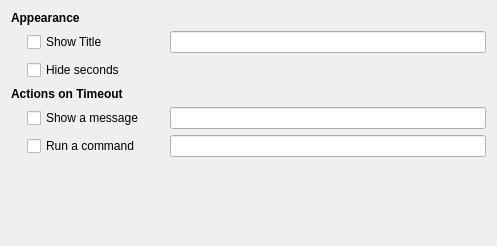
KDE/kdeplasma-addons, file applets/timer/timerConfig.ui: the form before one commit.
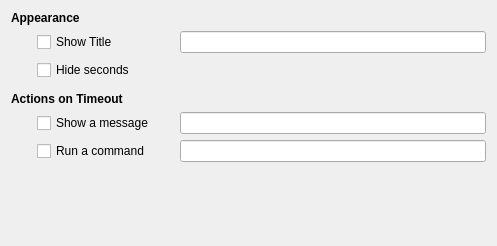
The form after the commit. Custom widgets are drawn as their Qt base class.

Patch:
```diff
--- a/applets/timer/timerConfig.ui
+++ b/applets/timer/timerConfig.ui
@@ -34,7 +34,7 @@
      </property>
      <property name="sizeHint" stdset="0">
       <size>
-       <width>10</width>
+       <width>20</width>
        <height>50</height>
       </size>
      </property>
@@ -57,7 +57,7 @@
      </property>
     </widget>
    </item>
-   <item row="3" column="0" colspan="2">
+   <item row="4" column="0" colspan="2">
     <widget class="QLabel" name="label">
      <property name="font">
       <font>
@@ -70,13 +70,13 @@
      </property>
     </widget>
    </item>
-   <item row="5" column="3">
-    <widget class="KLineEdit" name="messageLineEdit"/>
-   </item>
    <item row="6" column="3">
+    <widget class="KLineEdit" name="messageLineEdit"/>
+   </item>
+   <item row="7" column="3">
     <widget class="KLineEdit" name="commandLineEdit"/>
    </item>
-   <item row="7" column="2">
+   <item row="8" column="2">
     <spacer name="verticalSpacer">
      <property name="orientation">
       <enum>Qt::Vertical</enum>
@@ -89,20 +89,36 @@
      </property>
     </spacer>
    </item>
-   <item row="5" column="1">
+   <item row="6" column="1">
     <widget class="QCheckBox" name="showMessageCheckBox">
      <property name="text">
       <string>Show a message</string>
      </property>
     </widget>
    </item>
-   <item row="6" column="1">
+   <item row="7" column="1">
     <widget class="QCheckBox" name="runCommandCheckBox">
      <property name="text">
       <string>Run a command</string>
      </property>
     </widget>
    </item>
+   <item row="3" column="0">
+    <spacer name="verticalSpacer_2">
+     <property name="orientation">
+      <enum>Qt::Vertical</enum>
+     </property>
+     <property name="sizeType">
+      <enum>QSizePolicy::Fixed</enum>
+     </property>
+     <property name="sizeHint" stdset="0">
+      <size>
+       <width>20</width>
+       <height>5</height>
+      </size>
+     </property>
+    </spacer>
+   </item>
   </layout>
  </widget>
  <customwidgets>
```
